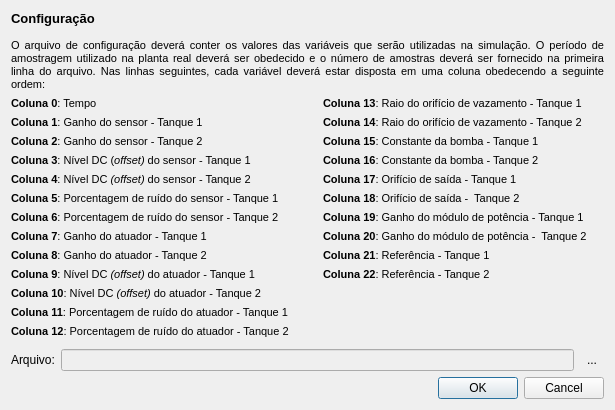
Before: the Qt Designer form softwares/simulacao_tanques_cpp/ui/config_parametros.ui in diogolr/diogolrmsc, drawn with Qt 5.
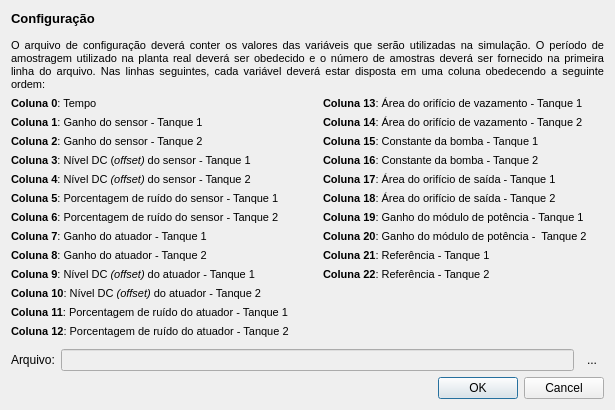
After: the same form once the commit is applied. Icons and pictures are not drawn.

```diff
--- a/softwares/simulacao_tanques_cpp/ui/config_parametros.ui
+++ b/softwares/simulacao_tanques_cpp/ui/config_parametros.ui
@@ -232,7 +232,7 @@
 &lt;html&gt;&lt;head&gt;&lt;meta name=&quot;qrichtext&quot; content=&quot;1&quot; /&gt;&lt;style type=&quot;text/css&quot;&gt;
 p, li { white-space: pre-wrap; }
 &lt;/style&gt;&lt;/head&gt;&lt;body style=&quot; font-family:'MS Shell Dlg 2'; font-size:8.25pt; font-weight:400; font-style:normal;&quot;&gt;
-&lt;p align=&quot;justify&quot; style=&quot; margin-top:0px; margin-bottom:0px; margin-left:0px; margin-right:0px; -qt-block-indent:0; text-indent:0px;&quot;&gt;&lt;span style=&quot; font-size:8pt; font-weight:600;&quot;&gt;Coluna 13&lt;/span&gt;&lt;span style=&quot; font-size:8pt;&quot;&gt;: Raio do orifício de vazamento - Tanque 1&lt;/span&gt;&lt;/p&gt;&lt;/body&gt;&lt;/html&gt;</string>
+&lt;p align=&quot;justify&quot; style=&quot; margin-top:0px; margin-bottom:0px; margin-left:0px; margin-right:0px; -qt-block-indent:0; text-indent:0px;&quot;&gt;&lt;span style=&quot; font-size:8pt; font-weight:600;&quot;&gt;Coluna 13&lt;/span&gt;&lt;span style=&quot; font-size:8pt;&quot;&gt;: Área do orifício de vazamento - Tanque 1&lt;/span&gt;&lt;/p&gt;&lt;/body&gt;&lt;/html&gt;</string>
            </property>
           </widget>
          </item>
@@ -243,7 +243,7 @@
 &lt;html&gt;&lt;head&gt;&lt;meta name=&quot;qrichtext&quot; content=&quot;1&quot; /&gt;&lt;style type=&quot;text/css&quot;&gt;
 p, li { white-space: pre-wrap; }
 &lt;/style&gt;&lt;/head&gt;&lt;body style=&quot; font-family:'MS Shell Dlg 2'; font-size:8.25pt; font-weight:400; font-style:normal;&quot;&gt;
-&lt;p align=&quot;justify&quot; style=&quot; margin-top:0px; margin-bottom:0px; margin-left:0px; margin-right:0px; -qt-block-indent:0; text-indent:0px;&quot;&gt;&lt;span style=&quot; font-size:8pt; font-weight:600;&quot;&gt;Coluna 14&lt;/span&gt;&lt;span style=&quot; font-size:8pt;&quot;&gt;: &lt;/span&gt;&lt;span style=&quot; font-size:8pt;&quot;&gt;Raio do orifício de vazamento&lt;/span&gt;&lt;span style=&quot; font-size:8pt;&quot;&gt; - Tanque 2&lt;/span&gt;&lt;/p&gt;&lt;/body&gt;&lt;/html&gt;</string>
+&lt;p align=&quot;justify&quot; style=&quot; margin-top:0px; margin-bottom:0px; margin-left:0px; margin-right:0px; -qt-block-indent:0; text-indent:0px;&quot;&gt;&lt;span style=&quot; font-size:8pt; font-weight:600;&quot;&gt;Coluna 14&lt;/span&gt;&lt;span style=&quot; font-size:8pt;&quot;&gt;: Área do orifício de vazamento - Tanque 2&lt;/span&gt;&lt;/p&gt;&lt;/body&gt;&lt;/html&gt;</string>
            </property>
           </widget>
          </item>
@@ -276,7 +276,7 @@
 &lt;html&gt;&lt;head&gt;&lt;meta name=&quot;qrichtext&quot; content=&quot;1&quot; /&gt;&lt;style type=&quot;text/css&quot;&gt;
 p, li { white-space: pre-wrap; }
 &lt;/style&gt;&lt;/head&gt;&lt;body style=&quot; font-family:'MS Shell Dlg 2'; font-size:8.25pt; font-weight:400; font-style:normal;&quot;&gt;
-&lt;p align=&quot;justify&quot; style=&quot; margin-top:0px; margin-bottom:0px; margin-left:0px; margin-right:0px; -qt-block-indent:0; text-indent:0px;&quot;&gt;&lt;span style=&quot; font-size:8pt; font-weight:600;&quot;&gt;Coluna 17&lt;/span&gt;&lt;span style=&quot; font-size:8pt;&quot;&gt;: Orifício de saída - Tanque 1&lt;/span&gt;&lt;/p&gt;&lt;/body&gt;&lt;/html&gt;</string>
+&lt;p align=&quot;justify&quot; style=&quot; margin-top:0px; margin-bottom:0px; margin-left:0px; margin-right:0px; -qt-block-indent:0; text-indent:0px;&quot;&gt;&lt;span style=&quot; font-size:8pt; font-weight:600;&quot;&gt;Coluna 17&lt;/span&gt;&lt;span style=&quot; font-size:8pt;&quot;&gt;: Área do orifício de saída - Tanque 1&lt;/span&gt;&lt;/p&gt;&lt;/body&gt;&lt;/html&gt;</string>
            </property>
           </widget>
          </item>
@@ -287,7 +287,7 @@
 &lt;html&gt;&lt;head&gt;&lt;meta name=&quot;qrichtext&quot; content=&quot;1&quot; /&gt;&lt;style type=&quot;text/css&quot;&gt;
 p, li { white-space: pre-wrap; }
 &lt;/style&gt;&lt;/head&gt;&lt;body style=&quot; font-family:'MS Shell Dlg 2'; font-size:8.25pt; font-weight:400; font-style:normal;&quot;&gt;
-&lt;p align=&quot;justify&quot; style=&quot; margin-top:0px; margin-bottom:0px; margin-left:0px; margin-right:0px; -qt-block-indent:0; text-indent:0px;&quot;&gt;&lt;span style=&quot; font-size:8pt; font-weight:600;&quot;&gt;Coluna 18&lt;/span&gt;&lt;span style=&quot; font-size:8pt;&quot;&gt;: &lt;/span&gt;&lt;span style=&quot; font-size:8pt;&quot;&gt;Orifício de saída - &lt;/span&gt;&lt;span style=&quot; font-size:8pt;&quot;&gt; Tanque 2&lt;/span&gt;&lt;/p&gt;&lt;/body&gt;&lt;/html&gt;</string>
+&lt;p align=&quot;justify&quot; style=&quot; margin-top:0px; margin-bottom:0px; margin-left:0px; margin-right:0px; -qt-block-indent:0; text-indent:0px;&quot;&gt;&lt;span style=&quot; font-size:8pt; font-weight:600;&quot;&gt;Coluna 18&lt;/span&gt;&lt;span style=&quot; font-size:8pt;&quot;&gt;: Área do orifício de saída - Tanque 2&lt;/span&gt;&lt;/p&gt;&lt;/body&gt;&lt;/html&gt;</string>
            </property>
           </widget>
          </item>
```
